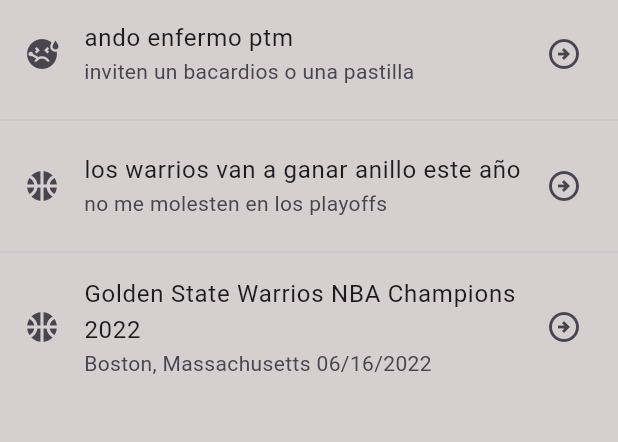
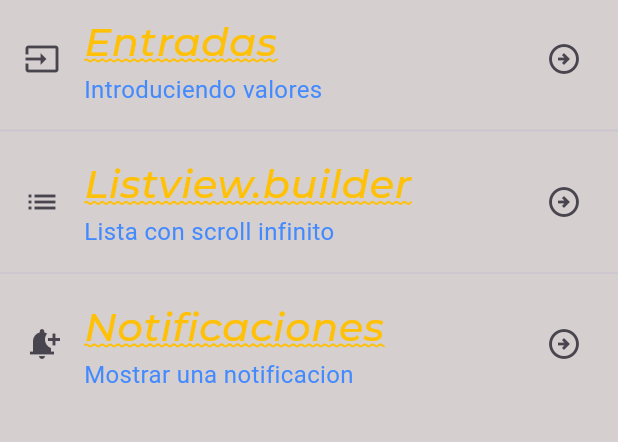
Before and after one commit to luisEnrique22xd/componentes_flutter, a Flutter app: the screen it shows after launch, on a phone screen of 412 x 824 dp, the part 84-526 px from its top. Run offline on Flutter 3.47's test engine with Material 3 defaults, Android fonts, the phone set to English and light mode, and no system bars; our stand-ins replace google_fonts; Roboto replaces fonts that are missing (Amethysta).

Commit message:
05 Adding Google Fonts and TextTheme

```diff
--- a/lib/screens/home_screen.dart
+++ b/lib/screens/home_screen.dart
@@ -1,4 +1,5 @@
 import 'package:flutter/material.dart';
+import 'package:practica3/theme/app_theme.dart';
 
 class HomeScreen extends StatelessWidget {
   const HomeScreen({super.key});
@@ -10,26 +11,35 @@ class HomeScreen extends StatelessWidget {
         title: const Text('Componentes de flutter')
         ),
         body: ListView(
-          children:const <Widget> [
+          children: <Widget> [
             ListTile(
-              title: Text('ando enfermo ptm'),
-              subtitle: Text('inviten un bacardios o una pastilla'),
-              leading: Icon(Icons.sick),
-              trailing: Icon(Icons.arrow_circle_right_outlined),
+              title: Text('Entradas',
+              //style: Theme.of(context) textTheme.headlineLarge, ),
+              style: AppTheme.lightTheme.textTheme.headlineLarge,
+              ),
+              subtitle:  Text('Introduciendo valores',
+              style:  AppTheme.lightTheme.textTheme.bodySmall,),
+              leading: const Icon(Icons.input),
+              trailing: const Icon(Icons.arrow_circle_right_outlined),
             ),
-            Divider(),
-            ListTile(
-              title: Text('los warrios van a ganar anillo este año'),
-              subtitle: Text('no me molesten en los playoffs'),
-              leading: Icon(Icons.sports_basketball_rounded),
-              trailing: Icon(Icons.arrow_circle_right_outlined),
+            const Divider(),
+             ListTile(
+              title: Text('Listview.builder',
+              style: AppTheme.lightTheme.textTheme.headlineLarge, ),
+              subtitle:  Text('Lista con scroll infinito',
+              style:  AppTheme.lightTheme.textTheme.bodySmall,),
+              leading: const Icon(Icons.list),
+              trailing: const Icon(Icons.arrow_circle_right_outlined),
             ),
-            Divider(),
-             ListTile(
-              title: Text('Golden State Warrios NBA Champions 2022'),
-              subtitle: Text('Boston, Massachusetts 06/16/2022'),
-              leading: Icon(Icons.sports_basketball_rounded),
-              trailing: Icon(Icons.arrow_circle_right_outlined),
+            const Divider(),
+              ListTile(
+              title: Text('Notificaciones',
+              style: AppTheme.lightTheme.textTheme.headlineLarge,
+              ),
+              subtitle:  Text('Mostrar una notificacion',
+              style:  AppTheme.lightTheme.textTheme.bodySmall,),
+              leading: const Icon(Icons.notification_add),
+              trailing: const Icon(Icons.arrow_circle_right_outlined),
             ),
           ],
         ),
--- a/lib/theme/app_theme.dart
+++ b/lib/theme/app_theme.dart
@@ -1,15 +1,38 @@
 //definicion de los temas de estilo de la app
 import 'package:flutter/material.dart';
+import 'package:google_fonts/google_fonts.dart';
 
 class AppTheme{
   //constante de color primario
   static const mainColor = Colors.amber;
   //constate de color de fondo
   static const backColor = Color.fromARGB(255, 213, 207, 207);
+
+  static const seconColor = Colors.blueAccent;
   //constante de tema
   static final ThemeData lightTheme = ThemeData.light().copyWith(scaffoldBackgroundColor: backColor,
         primaryColor: const Color.fromARGB(255, 247, 222, 3),
-        appBarTheme: const AppBarTheme(color:  mainColor,)
+        appBarTheme: const AppBarTheme(color:  mainColor,),
+  textTheme: TextTheme(
+    //titulos grandes
+    headlineLarge: GoogleFonts.montserrat(
+      color: mainColor,
+      fontSize: 26.5,
+      fontWeight: FontWeight.w500,
+      fontStyle: FontStyle.italic,
+      decoration: TextDecoration.underline,
+      decorationColor: mainColor,
+      decorationStyle: TextDecorationStyle.wavy,
+      decorationThickness: 1.0,
+
+    ),
+    //estilo para subtitulo
+    bodySmall: GoogleFonts.amethysta(
+      color: seconColor,
+      fontSize: 16.0,
+
+    ),
+  ),
   );
 
 
--- a/pubspec.yaml
+++ b/pubspec.yaml
@@ -9,6 +9,7 @@ environment:
 dependencies:
   flutter:
     sdk: flutter
+  google_fonts: ^6.1.0
 
 dev_dependencies:
   flutter_test:
```
Also changed, not shown: pubspec.lock.
